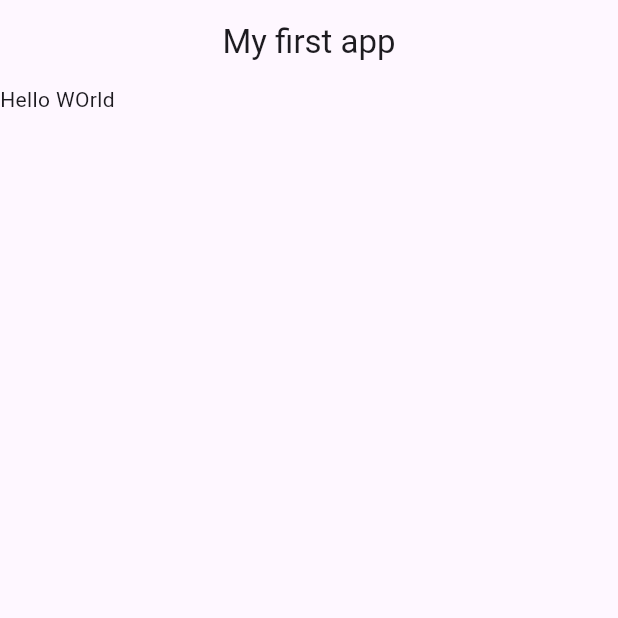
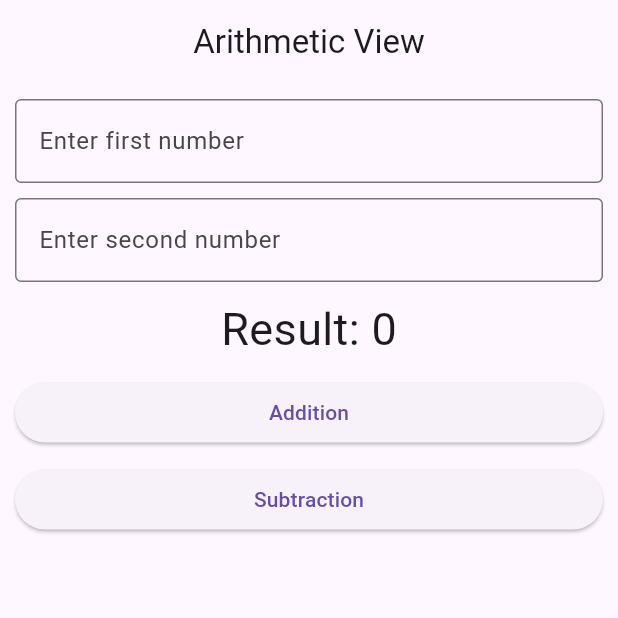
Before and after one commit to kiranrana8973/batch33, a Flutter app: the screen it shows after launch, on a phone screen of 412 x 824 dp, the top half of it. Run offline on Flutter 3.47's test engine with Material 3 defaults, Android fonts, the phone set to English and light mode, and no system bars.

Commit message:
Added arithmetic view

```diff
--- a/lib/app.dart
+++ b/lib/app.dart
@@ -1,4 +1,4 @@
-import 'package:batch33/view/first_view.dart';
+import 'package:batch33/view/arithmetic_view.dart';
 import 'package:flutter/material.dart';
 
 class MyApp extends StatelessWidget {
@@ -8,7 +8,7 @@
   Widget build(BuildContext context) {
     return const MaterialApp(
       debugShowCheckedModeBanner: false,
-      home: FirstView(),
+      home: ArithmeticView(),
     );
   }
 }
--- /dev/null
+++ b/lib/view/arithmetic_view.dart
@@ -0,0 +1,107 @@
+import 'package:flutter/material.dart';
+
+class ArithmeticView extends StatefulWidget {
+  const ArithmeticView({super.key});
+
+  @override
+  State<ArithmeticView> createState() => _ArithmeticViewState();
+}
+
+class _ArithmeticViewState extends State<ArithmeticView> {
+  int first = 0;
+  int second = 0;
+  int result = 0;
+
+  // Global key for form state
+  final myKey = GlobalKey<FormState>();
+  @override
+  Widget build(BuildContext context) {
+    return Scaffold(
+      appBar: AppBar(
+        title: const Text('Arithmetic View'),
+        centerTitle: true,
+        elevation: 0,
+      ),
+      body: Padding(
+        padding: const EdgeInsets.all(10),
+        child: Form(
+          key: myKey,
+          child: Column(
+            children: [
+              TextFormField(
+                onChanged: (value) {
+                  first = int.tryParse(value) ?? 0;
+                },
+                keyboardType: TextInputType.number,
+                decoration: const InputDecoration(
+                  labelText: 'Enter first number',
+                  border: OutlineInputBorder(),
+                ),
+                validator: (value) {
+                  if (value == null || value.isEmpty) {
+                    return 'Please enter first no';
+                  }
+                  return null;
+                },
+              ),
+              // Invisible box
+              const SizedBox(height: 10),
+              TextFormField(
+                onChanged: (value) {
+                  second = int.tryParse(value) ?? 0;
+                },
+                keyboardType: TextInputType.number,
+                decoration: const InputDecoration(
+                  labelText: 'Enter second number',
+                  border: OutlineInputBorder(),
+                ),
+                validator: (value) {
+                  if (value == null || value.isEmpty) {
+                    return 'Please enter second no';
+                  }
+                  return null;
+                },
+              ),
+              const SizedBox(height: 10),
+
+              Text(
+                'Result: $result',
+                style: const TextStyle(fontSize: 30),
+              ),
+              const SizedBox(height: 10),
+              SizedBox(
+                width: double.infinity,
+                child: ElevatedButton(
+                  onPressed: () {
+                    // Page lai refresh garako
+                    if (myKey.currentState!.validate()) {
+                      setState(() {
+                        result = first + second;
+                      });
+                    }
+                  },
+                  child: const Text('Addition'),
+                ),
+              ),
+              const SizedBox(height: 10),
+
+              SizedBox(
+                width: double.infinity,
+                child: ElevatedButton(
+                  onPressed: () {
+                    if (myKey.currentState!.validate()) {
+                      setState(() {
+                        result = first - second;
+                      });
+                    }
+                  },
+                  child: const Text('Subtraction'),
+                ),
+              )
+            ],
+          ),
+        ),
+      ),
+    );
+  }
+}
```
